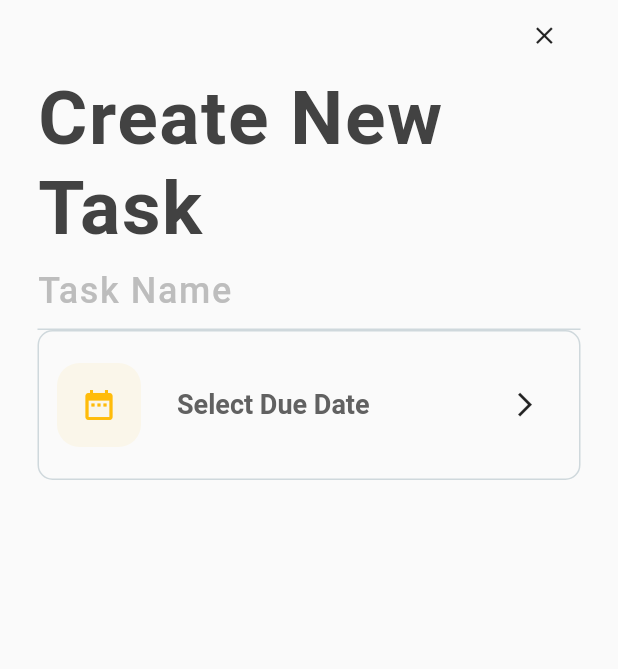
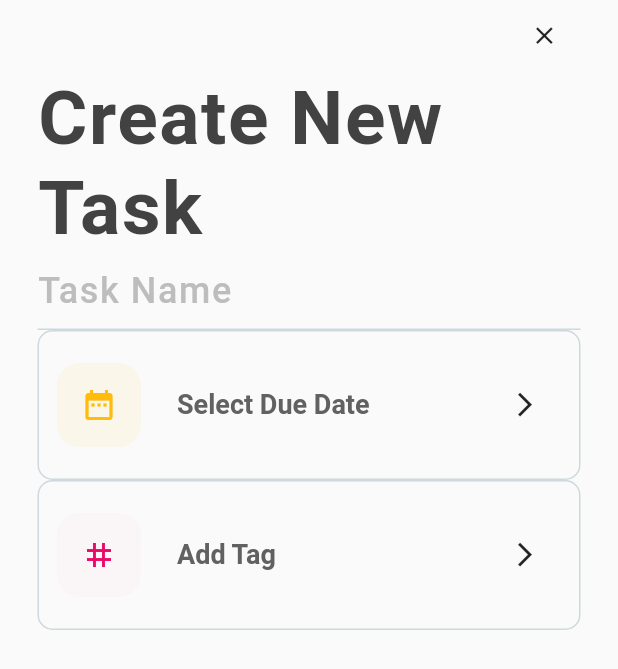
Before and after one commit to lin157644/dsc_flutter_todolist, a Flutter app: the CreateNewTaskPage screen opened directly, on a phone screen of 412 x 824 dp. Shown: the top 669 px of the screen. Run offline on Flutter 3.47's test engine with Material 2 defaults, Android fonts, the phone set to English and light mode, and no system bars.

```diff
--- a/lib/views/createNewTaskPage.dart
+++ b/lib/views/createNewTaskPage.dart
@@ -12,6 +12,7 @@ class _CreateNewTaskPageState extends State<CreateNewTaskPage> {
   DateTime _dueDate;
 
   String _dateSelected = "Select Due Date";
+  String _tagAdded = "Add Tag";
 
   final TextEditingController _contentController = TextEditingController();
 
@@ -142,6 +143,7 @@ class _CreateNewTaskPageState extends State<CreateNewTaskPage> {
                           firstDate: DateTime.now(),
                           lastDate: DateTime(2100, 12),
                           //modify selector color
+                          //overwrite themedata then build
                           builder: (BuildContext context, Widget child) {
                             return Theme(
                               data: ThemeData.light().copyWith(
@@ -164,6 +166,61 @@ class _CreateNewTaskPageState extends State<CreateNewTaskPage> {
                 ],
               ),
             ),
+            // Tag Selector
+            Container(
+              height: 100,
+              padding: const EdgeInsets.all(12),
+              decoration: BoxDecoration(
+                border: Border.all(
+                  color: Colors.blueGrey[100],
+                ),
+                borderRadius: BorderRadius.circular(10),
+              ),
+              child: Row(
+                children: [
+                  // Tag Icon
+                  Container(
+                    decoration: BoxDecoration(
+                      borderRadius: BorderRadius.circular(15),
+                      color: const Color(0x05EC0868),
+                    ),
+                    padding: const EdgeInsets.all(16),
+                    child: Icon(
+                      Icons.tag,
+                      color: const Color(0xFFEC0868),
+                    ),
+                  ),
+
+                  // Fixed Spacing
+                  SizedBox(
+                    width: 24,
+                  ),
+
+                  // Tag
+                  Text(
+                    _tagAdded,
+                    style: TextStyle(
+                      fontSize: 18,
+                      height: 1.2,
+                      fontWeight: FontWeight.w700,
+                      color: Colors.grey[700],
+                    ),
+                  ),
+
+                  // Spacing
+                  Spacer(),
+
+                  // Add Tag
+                  Transform.scale(
+                    scale: 0.8,
+                    child: IconButton(
+                      icon: Icon(Icons.arrow_forward_ios),
+                      onPressed: () {},
+                    ),
+                  ),
+                ],
+              ),
+            ),
           ],
         ),
       ),
```
